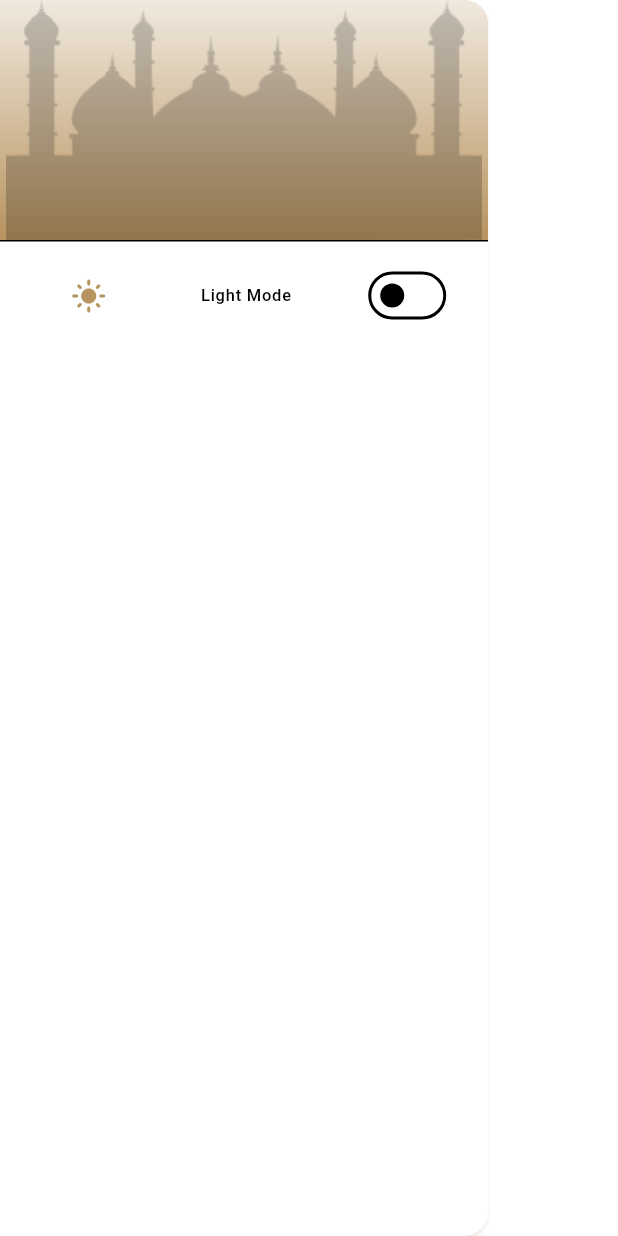
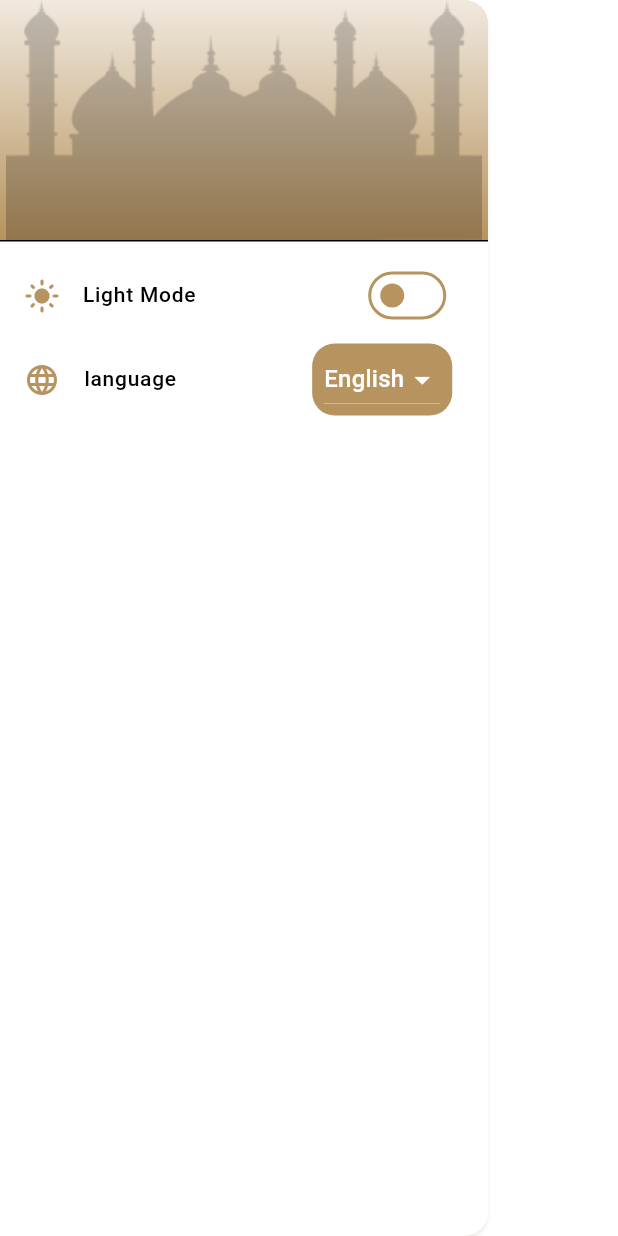
Before and after one commit to saraalbagory/islamy_application, a Flutter app: the SettingsSideBar widget shown alone on an empty page, opened directly, on a phone screen of 412 x 824 dp. Run offline on Flutter 3.47's test engine with Material 3 defaults, Android fonts, the light colour scheme and no system bars.

Commit message:
Started on the locatiztion and finshed it's ui

```diff
--- a/lib/settings_side_bar.dart
+++ b/lib/settings_side_bar.dart
@@ -12,7 +12,7 @@ class SettingsSideBar extends StatefulWidget {
 class _SettingsSideBarState extends State<SettingsSideBar> {
   @override
   Widget build(BuildContext context) {
-    var provider= Provider.of<ThemeProvider>(context);
+    var provider = Provider.of<ThemeProvider>(context);
     return Drawer(
       shadowColor: Theme.of(context).primaryColor.withOpacity(0.25),
       backgroundColor: Theme.of(context).colorScheme.surface,
@@ -22,7 +22,7 @@ class _SettingsSideBarState extends State<SettingsSideBar> {
           DrawerHeader(
             padding: EdgeInsets.zero,
             decoration: BoxDecoration(
-            //  border: Border(top: BorderSide(color: Theme.of(context).primaryColor.withOpacity(0.20),width: 10)),
+                //  border: Border(top: BorderSide(color: Theme.of(context).primaryColor.withOpacity(0.20),width: 10)),
                 gradient: LinearGradient(
               begin: FractionalOffset.topCenter,
               end: FractionalOffset.bottomCenter,
@@ -37,29 +37,64 @@ class _SettingsSideBarState extends State<SettingsSideBar> {
             ),
           ),
           SwitchListTile.adaptive(
+            inactiveThumbColor:  Theme.of(context).colorScheme.secondary,
+            trackOutlineColor:  WidgetStatePropertyAll(Theme.of(context).colorScheme.secondary),
             activeTrackColor: Theme.of(context).colorScheme.secondary,
             value: provider.isDark,
             onChanged: (value) {
-              provider.changeThemeMode(value?ThemeMode.dark:ThemeMode.light);
+              provider
+                  .changeThemeMode(value ? ThemeMode.dark : ThemeMode.light);
             },
             //   inactiveTrackColor:Theme.of(context).primaryColor,,
             title: Row(
-              mainAxisAlignment: MainAxisAlignment.spaceAround,
+              // mainAxisAlignment: MainAxisAlignment.spaceBetween,
               children: [
                 Icon(
-                 provider.isDark
-                      ? Icons.dark_mode
-                      : Icons.light_mode,
+                  provider.isDark ? Icons.dark_mode : Icons.light_mode,
                   color: Theme.of(context).iconTheme.color,
                 ),
+                const SizedBox(width: 15),
                 Text(
-                 provider.isDark
-                      ? "Dark Mode"
-                      : "Light Mode",
+                  provider.isDark ? "Dark Mode" : "Light Mode",
                   style: const TextStyle(
-                      fontWeight: FontWeight.w500, fontSize: 11),
+                      fontWeight: FontWeight.w500, fontSize: 14),
                 ),
               ],
+            ),
+          ),
+          ListTile(
+            leading: Icon(
+              Icons.language,
+              color: Theme.of(context).iconTheme.color,
+            ),
+            title: const Text("language",
+                style: TextStyle(fontWeight: FontWeight.w500, fontSize: 14)),
+            trailing: Container(
+              padding: EdgeInsets.symmetric(horizontal: 8),
+              decoration: BoxDecoration(
+                  color: Theme.of(context).primaryColor,
+                  borderRadius: BorderRadius.circular(15)),
+              child: DropdownButton(
+                borderRadius: BorderRadius.circular(15),
+                iconEnabledColor:Provider.of<ThemeProvider>(context).isDark? Theme.of(context).colorScheme.secondary: Theme.of(context).colorScheme.surface,
+                value: "en",
+                items: const [
+                  DropdownMenuItem(
+                    child: Text(
+                      "English",
+                      style: TextStyle(color: Colors.white),
+                    ),
+                    value: "en",
+                  ),
+                  DropdownMenuItem(
+                    child:
+                        Text("Arabic", style: TextStyle(color: Colors.white)),
+                    value: "Ar",
+                  )
+                ],
+                onChanged: (value) {},
+                dropdownColor: Theme.of(context).primaryColor.withOpacity(0.4),
+              ),
             ),
           )
         ],
```
